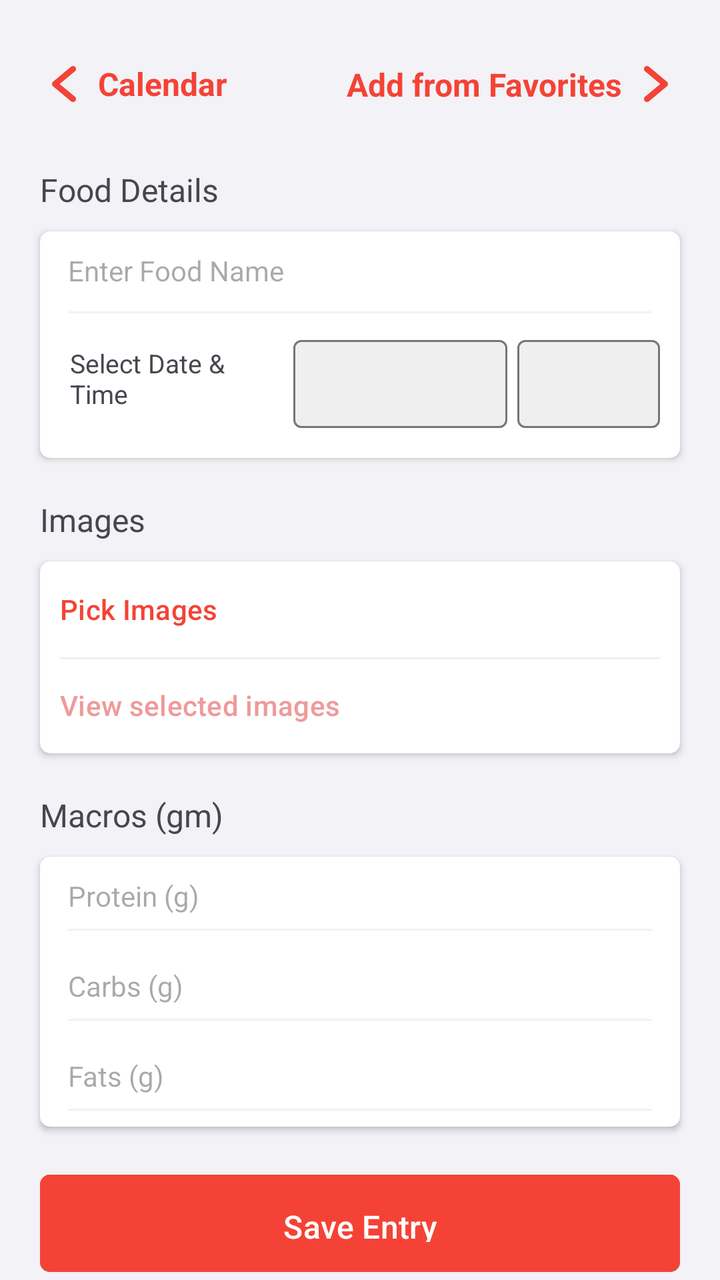
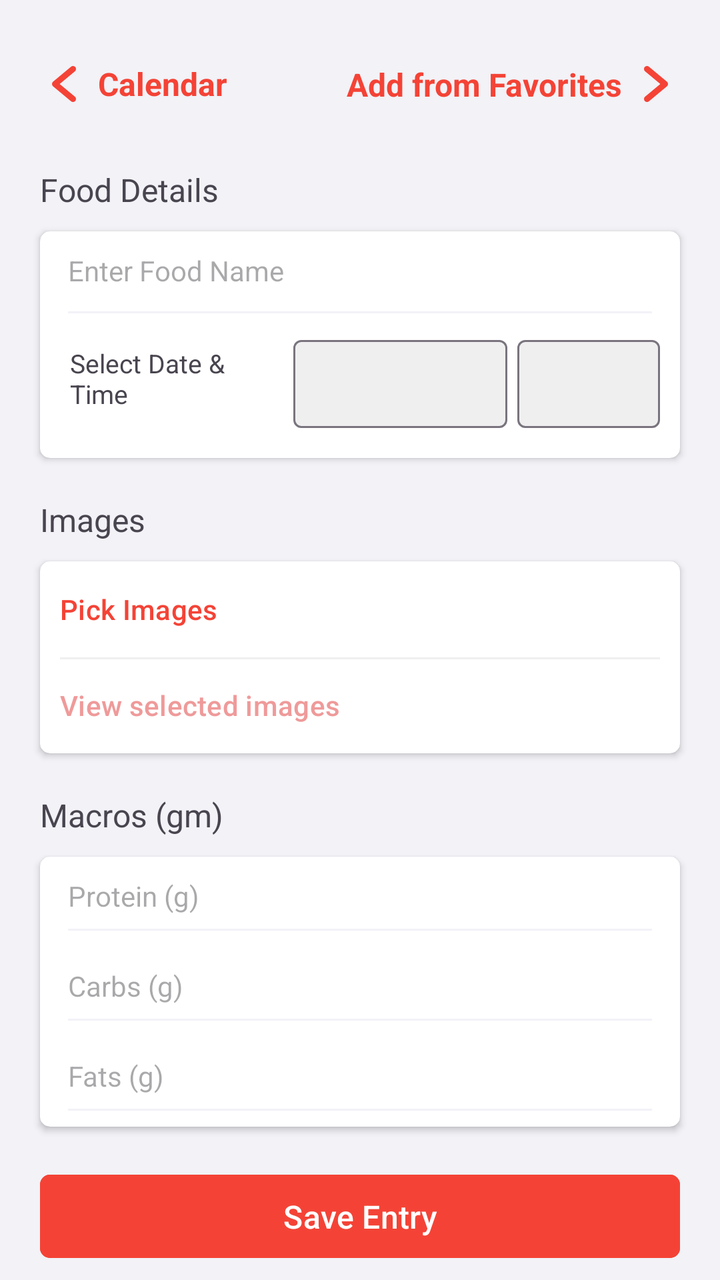

Compare the two renders of this Android layout. The source of the first and the diff that turns it into the second are given below.
<!-- AndroidManifest.xml: application theme Theme.ExActHealth -->
<!-- res/layout/activity_add_food.xml -->
<?xml version="1.0" encoding="utf-8"?>
<RelativeLayout
    xmlns:android="http://schemas.android.com/apk/res/android"
    xmlns:app="http://schemas.android.com/apk/res-auto"
    xmlns:tools="http://schemas.android.com/tools"
    android:layout_width="match_parent"
    android:layout_height="match_parent"
    android:layout_gravity="center"
    android:background="@color/light_gray">

    <RelativeLayout
        android:id="@+id/food_details_toolbar_layout"
        android:layout_width="wrap_content"
        android:layout_height="wrap_content"
        android:layout_marginTop="30dp"
        android:layout_alignStart="@+id/food_details_title"
        android:layout_alignEnd="@+id/food_details_title">

        <RelativeLayout
            android:id="@+id/back_to_calendar_layout"
            android:layout_width="wrap_content"
            android:layout_height="wrap_content"
            android:clickable="true"
            android:focusable="true">

            <ImageView
                android:id="@+id/back_to_calendar_icon"
                android:layout_width="wrap_content"
                android:layout_height="wrap_content"
                android:background="@drawable/back_button">
            </ImageView>

            <TextView
                android:id="@+id/back_to_calendar_text"
                android:layout_width="wrap_content"
                android:layout_height="wrap_content"
                android:layout_toEndOf="@+id/back_to_calendar_icon"
                android:layout_alignBottom="@+id/back_to_calendar_icon"
                android:layout_alignTop="@+id/back_to_calendar_icon"
                android:layout_marginStart="5dp"
                android:gravity="center"
                android:text="Calendar"
                android:textColor="@color/red"
                android:textStyle="bold"
                android:textSize="16sp">
            </TextView>

        </RelativeLayout>

        <androidx.constraintlayout.widget.ConstraintLayout
            android:id="@+id/add_from_favorites_layout"
            android:layout_width="wrap_content"
            android:layout_height="wrap_content"
            android:layout_alignParentEnd="true"
            android:clickable="true"
            android:focusable="true">

            <TextView
                android:id="@+id/add_from_favorites_text"
                android:layout_width="wrap_content"
                android:layout_height="wrap_content"
                android:layout_marginEnd="5dp"
                android:gravity="center"
                android:text="Add from Favorites"
                android:textColor="@color/red"
                android:textSize="16sp"
                android:textStyle="bold"
                app:layout_constraintBottom_toBottomOf="@+id/add_from_favorites_icon"
                app:layout_constraintEnd_toStartOf="@+id/add_from_favorites_icon"
                app:layout_constraintTop_toTopOf="@+id/add_from_favorites_icon">
            </TextView>

            <ImageView
                android:id="@+id/add_from_favorites_icon"
                android:layout_width="wrap_content"
                android:layout_height="wrap_content"
                android:background="@drawable/forward_button"
                app:layout_constraintEnd_toEndOf="parent"
                app:layout_constraintTop_toTopOf="parent">
            </ImageView>

        </androidx.constraintlayout.widget.ConstraintLayout>

    </RelativeLayout>

    <TextView
        android:id="@+id/food_details_title"
        android:layout_width="match_parent"
        android:layout_height="wrap_content"
        android:layout_below="@+id/food_details_toolbar_layout"
        android:layout_marginTop="30dp"
        android:layout_marginStart="20dp"
        android:layout_marginEnd="20dp"
        android:textSize="16sp"
        android:text="@string/food_details_title">
    </TextView>

    <androidx.cardview.widget.CardView
        android:id="@+id/food_details_card_view"
        android:layout_width="match_parent"
        android:layout_height="wrap_content"
        android:layout_below="@+id/food_details_title"
        android:layout_marginTop="10dp"
        android:layout_marginStart="20dp"
        android:layout_marginEnd="20dp"

        app:contentPaddingLeft="10dp"
        app:contentPaddingRight="10dp"
        app:cardCornerRadius="5dp">

        <RelativeLayout
            android:id="@+id/food_details_layout"
            android:layout_width="match_parent"
            android:layout_height="match_parent">

            <EditText
                android:id="@+id/food_name_text_edit"
                android:theme="@style/DialogTheme"
                android:layout_width="match_parent"
                android:layout_height="wrap_content"
                android:paddingBottom="20dp"
                android:gravity="center_vertical"
                android:hint="@string/enter_food_name_hint"
                android:textSize="14sp"
                android:backgroundTint="@color/light_gray"
                android:inputType="textPersonName"
                android:autofillHints="name">
            </EditText>

            <LinearLayout
                android:id="@+id/food_details_date_time_layout"
                android:layout_width="match_parent"
                android:layout_height="wrap_content"
                android:layout_below="@+id/food_name_text_edit"
                android:orientation="horizontal"
                android:paddingStart="5dp"
                android:paddingBottom="15dp"
                android:gravity="center_horizontal"
                android:weightSum="12">

                <TextView
                    android:id="@+id/food_details_date_time_text"
                    android:layout_weight="4.5"
                    android:layout_width="0dp"
                    android:layout_height="match_parent"
                    android:layout_gravity="center"
                    android:gravity="center_vertical"
                    android:text="@string/select_date_and_time_title"
                    android:textSize="13sp">
                </TextView>

                <com.google.android.material.textfield.TextInputLayout
                    android:id="@+id/food_details_date_layout"
                    android:layout_weight="4.5"
                    android:layout_width="0dp"
                    android:layout_height="match_parent"
                    android:layout_marginStart="5dp"
                    android:layout_marginEnd="5dp"

                    app:boxBackgroundColor="@color/mid_gray">

                    <com.google.android.material.textfield.TextInputEditText
                        android:id="@+id/food_details_date_input"
                        android:layout_width="match_parent"
                        android:layout_height="match_parent"
                        android:gravity="center"
                        android:focusable="false"
                        android:cursorVisible="false"
                        android:focusableInTouchMode="false"
                        android:clickable="false"
                        android:inputType="date"
                        android:padding="10dp"
                        android:textSize="14sp">
                    </com.google.android.material.textfield.TextInputEditText>

                </com.google.android.material.textfield.TextInputLayout>

                <com.google.android.material.textfield.TextInputLayout
                    android:id="@+id/food_details_time_layout"
                    android:layout_weight="3"
                    android:layout_width="0dp"
                    android:layout_height="match_parent"

                    app:boxBackgroundColor="@color/mid_gray">

                    <com.google.android.material.textfield.TextInputEditText
                        android:id="@+id/food_details_time_input"
                        android:layout_width="match_parent"
                        android:layout_height="match_parent"
                        android:gravity="center"
                        android:focusable="false"
                        android:cursorVisible="false"
                        android:focusableInTouchMode="false"
                        android:clickable="false"
                        android:inputType="time"
                        android:padding="10dp"
                        android:textSize="14sp">
                    </com.google.android.material.textfield.TextInputEditText>

                </com.google.android.material.textfield.TextInputLayout>

            </LinearLayout>

        </RelativeLayout>

    </androidx.cardview.widget.CardView>

    <TextView
        android:id="@+id/food_details_images_title"
        android:layout_width="match_parent"
        android:layout_height="wrap_content"
        android:layout_below="@+id/food_details_card_view"
        android:layout_marginTop="20dp"
        android:layout_marginStart="20dp"
        android:layout_marginEnd="20dp"
        android:textSize="16sp"
        android:text="@string/images_title">
    </TextView>

    <androidx.cardview.widget.CardView
        android:id="@+id/food_details_images_card_view"
        android:layout_width="match_parent"
        android:layout_height="wrap_content"
        android:layout_below="@+id/food_details_images_title"
        android:layout_marginTop="10dp"
        android:layout_marginStart="20dp"
        android:layout_marginEnd="20dp"

        app:contentPaddingLeft="10dp"
        app:contentPaddingRight="10dp"
        app:cardCornerRadius="5dp">

        <RelativeLayout
            android:id="@+id/food_details_images_layout"
            android:layout_width="match_parent"
            android:layout_height="match_parent">

            <Button
                android:id="@+id/food_details_pick_images_button"
                android:layout_width="match_parent"
                android:layout_height="wrap_content"
                android:gravity="center_vertical"
                android:padding="0dp"
                android:backgroundTint="@color/white"
                android:text="@string/pick_images"
                android:textColor="@color/red"
                android:textSize="14sp"
                android:textStyle="normal">
            </Button>

            <View
                android:layout_width="match_parent"
                android:layout_below="@+id/food_details_pick_images_button"
                android:layout_height="1dp"
                android:background="@color/mid_gray">
            </View>

            <Button
                android:id="@+id/food_details_selected_images_button"
                android:layout_width="match_parent"
                android:layout_height="wrap_content"
                android:layout_below="@+id/food_details_pick_images_button"
                android:gravity="center_vertical"
                android:padding="0dp"
                android:backgroundTint="@color/white"
                android:text="@string/view_selected_images"
                android:textColor="@color/light_red"
                android:textSize="14sp"
                android:textStyle="normal"
                android:enabled="false">
            </Button>

        </RelativeLayout>

    </androidx.cardview.widget.CardView>

    <TextView
        android:id="@+id/food_details_macros_title"
        android:layout_width="match_parent"
        android:layout_height="wrap_content"
        android:layout_below="@+id/food_details_images_card_view"
        android:layout_marginTop="20dp"
        android:layout_marginStart="20dp"
        android:layout_marginEnd="20dp"
        android:textSize="16sp"
        android:text="@string/macros">
    </TextView>

    <androidx.cardview.widget.CardView
        android:id="@+id/macros_card_view"
        android:layout_width="match_parent"
        android:layout_height="wrap_content"
        android:layout_below="@+id/food_details_macros_title"
        android:layout_marginTop="10dp"
        android:layout_marginStart="20dp"
        android:layout_marginEnd="20dp"

        app:contentPaddingLeft="10dp"
        app:contentPaddingRight="10dp"
        app:cardCornerRadius="5dp">

        <RelativeLayout
            android:id="@+id/food_details_macros_layout"
            android:layout_width="match_parent"
            android:layout_height="match_parent">

            <EditText
                android:id="@+id/protein_text_edit"
                android:theme="@style/DialogTheme"
                android:layout_width="match_parent"
                android:layout_height="wrap_content"
                android:paddingBottom="16dp"
                android:gravity="center_vertical"
                android:hint="@string/protein"
                android:textSize="14sp"
                android:backgroundTint="@color/light_gray"
                android:inputType="number"
                android:importantForAutofill="no">
            </EditText>

            <EditText
                android:id="@+id/carbs_text_edit"
                android:theme="@style/DialogTheme"
                android:layout_width="match_parent"
                android:layout_height="wrap_content"
                android:layout_below="@+id/protein_text_edit"
                android:paddingBottom="16dp"
                android:gravity="center_vertical"
                android:hint="@string/carbs"
                android:textSize="14sp"
                android:backgroundTint="@color/light_gray"
                android:inputType="number"
                android:importantForAutofill="no">
            </EditText>

            <EditText
                android:id="@+id/fats_text_edit"
                android:theme="@style/DialogTheme"
                android:layout_width="match_parent"
                android:layout_height="wrap_content"
                android:layout_below="@+id/carbs_text_edit"
                android:paddingBottom="16dp"
                android:gravity="center_vertical"
                android:hint="@string/fats"
                android:textSize="14sp"
                android:backgroundTint="@color/light_gray"
                android:inputType="number"
                android:importantForAutofill="no">
            </EditText>

        </RelativeLayout>

    </androidx.cardview.widget.CardView>

    <Button
        android:id="@+id/food_details_save_entry_button"
        android:layout_width="match_parent"
        android:layout_height="wrap_content"
        android:layout_below="@+id/macros_card_view"
        android:gravity="center"
        android:layout_marginTop="20dp"
        android:layout_marginStart="20dp"
        android:layout_marginEnd="20dp"
        android:paddingTop="15dp"
        android:paddingBottom="15dp"
        android:backgroundTint="@color/red"
        android:text="@string/save_entry"
        android:textColor="@color/white"
        android:textSize="16sp"
        android:textStyle="normal"
        app:cornerRadius="5dp">
    </Button>

    <Button
        android:id="@+id/food_details_add_to_favorite_button"
        android:layout_width="match_parent"
        android:layout_height="wrap_content"
        android:layout_below="@+id/food_details_save_entry_button"
        android:gravity="center"
        android:layout_marginTop="15dp"
        android:layout_marginStart="20dp"
        android:layout_marginEnd="20dp"
        android:paddingTop="15dp"
        android:paddingBottom="15dp"
        android:backgroundTint="@color/red"
        android:text="@string/add_to_favorite"
        android:textColor="@color/white"
        android:textSize="16sp"
        android:textStyle="normal"
        app:cornerRadius="5dp">
    </Button>

</RelativeLayout>
<!-- resources referenced by this layout -->
<resources>
  <color name="light_gray">#F2F2F7</color>
  <color name="light_red">#EF9A9A</color>
  <color name="mid_gray">#EFEFF0</color>
  <color name="red">#F44336</color>
  <color name="white">#FFFFFFFF</color>
  <!-- drawable back_button (drawable) -->
  <vector xmlns:android="http://schemas.android.com/apk/res/android"
      android:width="24dp"
      android:height="24dp"
      android:viewportWidth="96"
      android:viewportHeight="96">
    <path
        android:fillColor="@color/red"
        android:pathData="M39.376,48.002l30.47,-25.39a6.003,6.003 0,0 0,-7.688 -9.223L26.156,43.391a6.009,6.009 0,0 0,0 9.223L62.158,82.615a6.003,6.003 0,0 0,7.688 -9.223Z"/>
  </vector>
  <!-- drawable forward_button (drawable) -->
  <vector xmlns:android="http://schemas.android.com/apk/res/android"
      android:width="24dp"
      android:height="24dp"
      android:viewportWidth="96"
      android:viewportHeight="96">
    <path
        android:fillColor="@color/red"
        android:pathData="M69.844,43.388 L33.842,13.386a6.003,6.003 0,0 0,-7.688 9.223l30.47,25.39 -30.47,25.39a6.003,6.003 0,0 0,7.688 9.223L69.844,52.611a6.009,6.009 0,0 0,0 -9.223Z"/>
  </vector>
  <string name="add_to_favorite">Add to Favorites</string>
  <string name="carbs">Carbs (g)</string>
  <string name="enter_food_name_hint">Enter Food Name</string>
  <string name="fats">Fats (g)</string>
  <string name="food_details_title">Food Details</string>
  <string name="images_title">Images</string>
  <string name="macros">Macros (gm)</string>
  <string name="pick_images">Pick Images</string>
  <string name="protein">Protein (g)</string>
  <string name="save_entry">Save Entry</string>
  <string name="select_date_and_time_title">Select Date &amp; Time</string>
  <string name="view_selected_images">View selected images</string>
  <style name="DialogTheme" parent="Theme.Material3.Light.Dialog">
          <item name="colorAccent">@color/red</item>
          <item name="colorOnPrimary">@color/red</item>
          <item name="colorControlActivated">@color/red</item>
      </style>
  <style name="Theme.ExActHealth" parent="Base.Theme.ExActHealth" />
  <style name="Base.Theme.ExActHealth" parent="Theme.Material3.Light.NoActionBar">
          
          <item name="colorPrimary">@color/red</item>
          <item name="android:itemBackground">@color/white</item>
      </style>
</resources>

<!-- the commit's change to res/layout/activity_add_food.xml (unified diff, before → after) -->
@@ -361,8 +361,8 @@
         android:layout_marginTop="20dp"
         android:layout_marginStart="20dp"
         android:layout_marginEnd="20dp"
-        android:paddingTop="15dp"
-        android:paddingBottom="15dp"
+        android:paddingTop="10dp"
+        android:paddingBottom="10dp"
         android:backgroundTint="@color/red"
         android:text="@string/save_entry"
         android:textColor="@color/white"
@@ -377,11 +377,11 @@
         android:layout_height="wrap_content"
         android:layout_below="@+id/food_details_save_entry_button"
         android:gravity="center"
-        android:layout_marginTop="15dp"
-        android:layout_marginStart="20dp"
-        android:layout_marginEnd="20dp"
-        android:paddingTop="15dp"
-        android:paddingBottom="15dp"
+        android:layout_marginTop="10dp"
+        android:layout_marginStart="20dp"
+        android:layout_marginEnd="20dp"
+        android:paddingTop="10dp"
+        android:paddingBottom="10dp"
         android:backgroundTint="@color/red"
         android:text="@string/add_to_favorite"
         android:textColor="@color/white"
